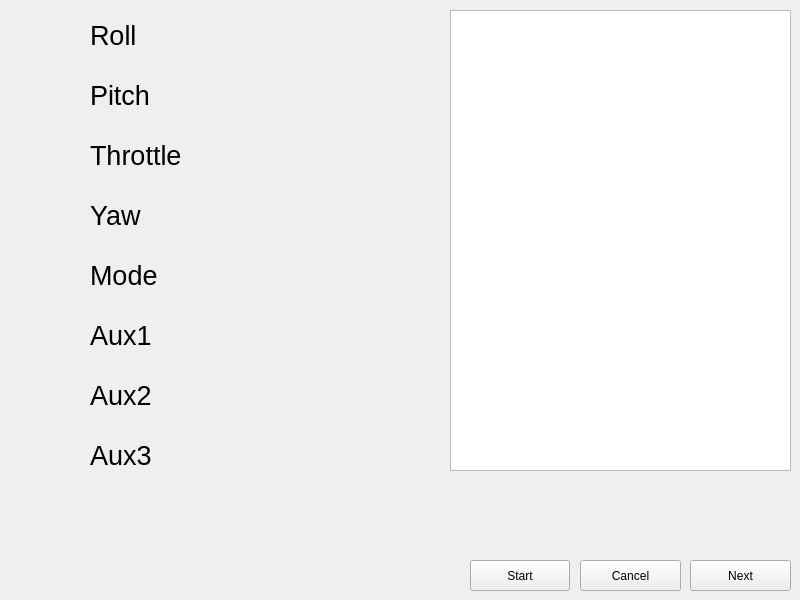
Before: the Qt Designer form subpanel/RCchannelsetup/RCchannelsetupWindow.ui in AeroQuad/AeroQuadConfiguratorPyQt, drawn with Qt 5.
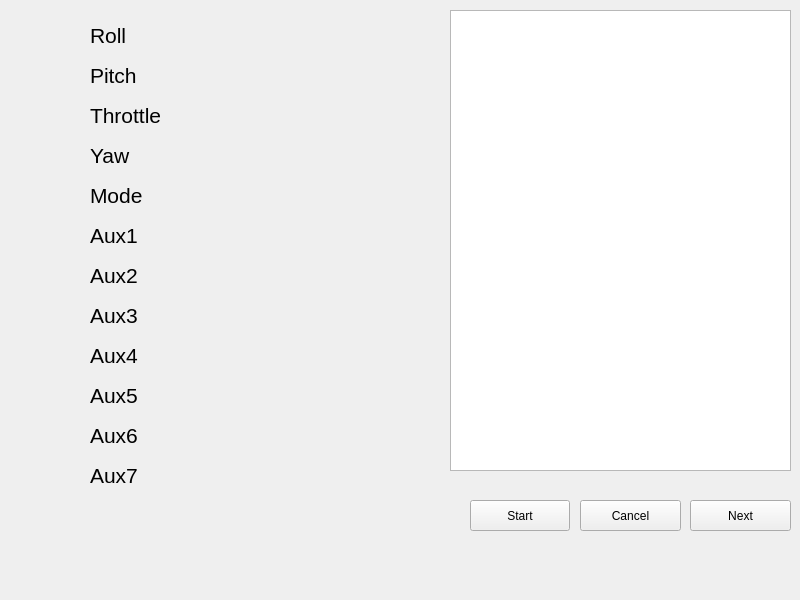
After: the same form once the commit is applied.

Commit message: Added label visibility depending on the amount of channels

Diff of the .ui file:
```diff
--- a/subpanel/RCchannelsetup/RCchannelsetupWindow.ui
+++ b/subpanel/RCchannelsetup/RCchannelsetupWindow.ui
@@ -17,7 +17,7 @@
    <property name="geometry">
     <rect>
      <x>580</x>
-     <y>560</y>
+     <y>500</y>
      <width>101</width>
      <height>31</height>
     </rect>
@@ -37,7 +37,7 @@
    </property>
    <property name="font">
     <font>
-     <pointsize>20</pointsize>
+     <pointsize>16</pointsize>
     </font>
    </property>
    <property name="text">
@@ -51,14 +51,14 @@
    <property name="geometry">
     <rect>
      <x>90</x>
-     <y>70</y>
+     <y>50</y>
      <width>271</width>
      <height>51</height>
     </rect>
    </property>
    <property name="font">
     <font>
-     <pointsize>20</pointsize>
+     <pointsize>16</pointsize>
     </font>
    </property>
    <property name="text">
@@ -72,14 +72,14 @@
    <property name="geometry">
     <rect>
      <x>90</x>
-     <y>130</y>
+     <y>90</y>
      <width>271</width>
      <height>51</height>
     </rect>
    </property>
    <property name="font">
     <font>
-     <pointsize>20</pointsize>
+     <pointsize>16</pointsize>
     </font>
    </property>
    <property name="text">
@@ -93,14 +93,14 @@
    <property name="geometry">
     <rect>
      <x>90</x>
-     <y>190</y>
+     <y>130</y>
      <width>271</width>
      <height>51</height>
     </rect>
    </property>
    <property name="font">
     <font>
-     <pointsize>20</pointsize>
+     <pointsize>16</pointsize>
     </font>
    </property>
    <property name="text">
@@ -114,14 +114,14 @@
    <property name="geometry">
     <rect>
      <x>90</x>
-     <y>250</y>
+     <y>170</y>
      <width>271</width>
      <height>51</height>
     </rect>
    </property>
    <property name="font">
     <font>
-     <pointsize>20</pointsize>
+     <pointsize>16</pointsize>
     </font>
    </property>
    <property name="text">
@@ -135,14 +135,14 @@
    <property name="geometry">
     <rect>
      <x>90</x>
-     <y>310</y>
+     <y>210</y>
      <width>271</width>
      <height>51</height>
     </rect>
    </property>
    <property name="font">
     <font>
-     <pointsize>20</pointsize>
+     <pointsize>16</pointsize>
     </font>
    </property>
    <property name="text">
@@ -156,14 +156,14 @@
    <property name="geometry">
     <rect>
      <x>90</x>
-     <y>370</y>
+     <y>250</y>
      <width>271</width>
      <height>51</height>
     </rect>
    </property>
    <property name="font">
     <font>
-     <pointsize>20</pointsize>
+     <pointsize>16</pointsize>
     </font>
    </property>
    <property name="text">
@@ -177,14 +177,14 @@
    <property name="geometry">
     <rect>
      <x>90</x>
-     <y>430</y>
+     <y>290</y>
      <width>271</width>
      <height>51</height>
     </rect>
    </property>
    <property name="font">
     <font>
-     <pointsize>20</pointsize>
+     <pointsize>16</pointsize>
     </font>
    </property>
    <property name="text">
@@ -211,7 +211,7 @@
    <property name="geometry">
     <rect>
      <x>470</x>
-     <y>560</y>
+     <y>500</y>
      <width>100</width>
      <height>31</height>
     </rect>
@@ -224,7 +224,7 @@
    <property name="geometry">
     <rect>
      <x>690</x>
-     <y>560</y>
+     <y>500</y>
      <width>101</width>
      <height>31</height>
     </rect>
@@ -233,6 +233,90 @@
     <string>Next</string>
    </property>
   </widget>
+  <widget class="QLabel" name="label_9">
+   <property name="geometry">
+    <rect>
+     <x>90</x>
+     <y>330</y>
+     <width>271</width>
+     <height>51</height>
+    </rect>
+   </property>
+   <property name="font">
+    <font>
+     <pointsize>16</pointsize>
+    </font>
+   </property>
+   <property name="text">
+    <string>Aux4</string>
+   </property>
+   <property name="scaledContents">
+    <bool>false</bool>
+   </property>
+  </widget>
+  <widget class="QLabel" name="label_10">
+   <property name="geometry">
+    <rect>
+     <x>90</x>
+     <y>370</y>
+     <width>271</width>
+     <height>51</height>
+    </rect>
+   </property>
+   <property name="font">
+    <font>
+     <pointsize>16</pointsize>
+    </font>
+   </property>
+   <property name="text">
+    <string>Aux5</string>
+   </property>
+   <property name="scaledContents">
+    <bool>false</bool>
+   </property>
+  </widget>
+  <widget class="QLabel" name="label_11">
+   <property name="geometry">
+    <rect>
+     <x>90</x>
+     <y>410</y>
+     <width>271</width>
+     <height>51</height>
+    </rect>
+   </property>
+   <property name="font">
+    <font>
+     <pointsize>16</pointsize>
+    </font>
+   </property>
+   <property name="text">
+    <string>Aux6</string>
+   </property>
+   <property name="scaledContents">
+    <bool>false</bool>
+   </property>
+  </widget>
+  <widget class="QLabel" name="label_12">
+   <property name="geometry">
+    <rect>
+     <x>90</x>
+     <y>450</y>
+     <width>271</width>
+     <height>51</height>
+    </rect>
+   </property>
+   <property name="font">
+    <font>
+     <pointsize>16</pointsize>
+    </font>
+   </property>
+   <property name="text">
+    <string>Aux7</string>
+   </property>
+   <property name="scaledContents">
+    <bool>false</bool>
+   </property>
+  </widget>
  </widget>
  <resources/>
  <connections/>
```
The commit also changes 4 other files.
